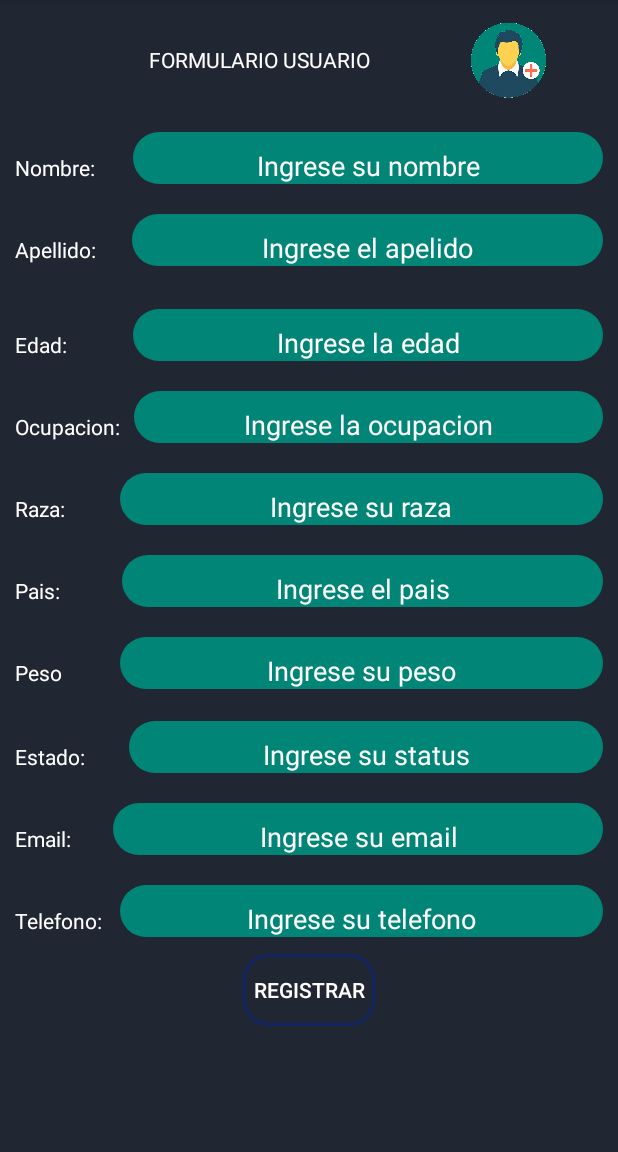
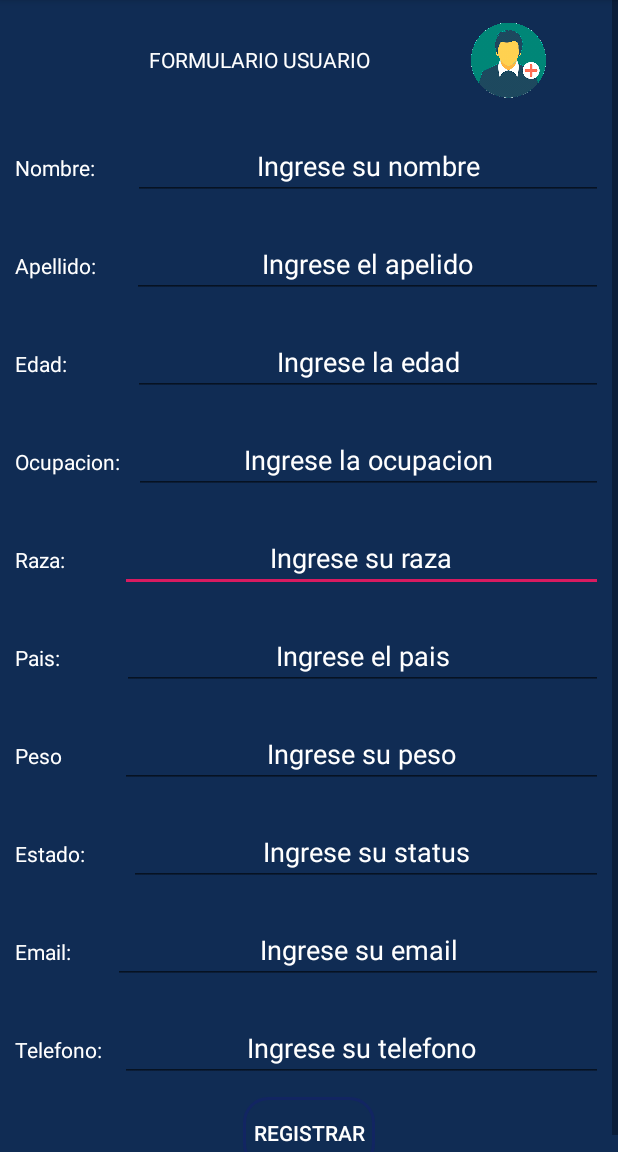
Before and after one commit to n1m0d0/opronquido, an Android app: the screen it shows after launch (formularioUsuario), after a tap on "REGISTRATE", on a phone screen of 412 x 824 dp, the part 84-1236 px from its top. Run offline under Robolectric (Android 15) with nearby library versions, the phone set to English and light mode, and no system bars.

Commit message:
ajustes de interfaz

```diff
--- a/app/src/main/java/ajatic/com/snoreop/configuracion.java
+++ b/app/src/main/java/ajatic/com/snoreop/configuracion.java
@@ -45,9 +45,9 @@ public class configuracion extends AppCompatActivity {
             cursorConfiguracion.moveToFirst();
             tiempos = conexion.tiempoInicial();
             sensibilidad = conexion.sensibilidad();
-            ArrayAdapter<String> adaptadorTiempos = new ArrayAdapter<String>(configuracion.this, android.R.layout.simple_spinner_item, tiempos);
+            ArrayAdapter<String> adaptadorTiempos = new ArrayAdapter<String>(configuracion.this, R.layout.spinner, tiempos);
             spTiempoInicio.setAdapter(adaptadorTiempos);
-            ArrayAdapter<String> adatadorSensibilidad = new ArrayAdapter<String>(configuracion.this, android.R.layout.simple_spinner_item, sensibilidad);
+            ArrayAdapter<String> adatadorSensibilidad = new ArrayAdapter<String>(configuracion.this, R.layout.spinner, sensibilidad);
             spSensibilidad.setAdapter(adatadorSensibilidad);
             int posicionTiempoInicial = Integer.parseInt(cursorConfiguracion.getString(2)) - 1;
             spTiempoInicio.setSelection(posicionTiempoInicial);
--- a/app/src/main/java/ajatic/com/snoreop/monitoreo.java
+++ b/app/src/main/java/ajatic/com/snoreop/monitoreo.java
@@ -165,7 +165,7 @@ public class monitoreo extends AppCompatActivity {
                     //Realizacion de comparacion del valor obtenido en db con el promedio
                     if (promedio <= amplitudeDb) {
                         alertas.add(df.format(amplitudeDb));
-                        ArrayAdapter<String> adaptadorMonitoreo = new ArrayAdapter<String>(monitoreo.this, android.R.layout.simple_spinner_item, alertas);
+                        ArrayAdapter<String> adaptadorMonitoreo = new ArrayAdapter<String>(monitoreo.this, R.layout.listview, alertas);
                         lvMonitoreo.setAdapter(adaptadorMonitoreo);
                         bd conexion = new bd(monitoreo.this);
                         try {
--- a/app/src/main/res/drawable/shape.xml
+++ b/app/src/main/res/drawable/shape.xml
@@ -1,7 +1,7 @@
 <?xml version="1.0" encoding="utf-8"?>
 <shape xmlns:android="http://schemas.android.com/apk/res/android">
     <corners android:radius="36dp"/>
-    <solid android:color="#008577"/>
+    <solid android:color="#102c54"/>
 
     <padding android:left="10dp"
         android:right="10dp"
--- a/app/src/main/res/layout/activity_formulario_usuario.xml
+++ b/app/src/main/res/layout/activity_formulario_usuario.xml
@@ -4,7 +4,7 @@
     xmlns:tools="http://schemas.android.com/tools"
     android:layout_width="match_parent"
     android:layout_height="match_parent"
-    android:background="#202732"
+    android:background="#102c54"
     android:orientation="vertical"
     tools:context=".formularioUsuario">
 
@@ -36,7 +36,7 @@
                     android:layout_weight="2"
                     android:gravity="center"
                     android:text="FORMULARIO USUARIO"
-                    android:textColor="#FFFFFF" />
+                    android:textColor="@color/ColorText" />
 
                 <ImageView
                     android:id="@+id/imageView"
@@ -61,18 +61,18 @@
                     android:layout_height="wrap_content"
                     android:layout_weight="8"
                     android:text="Nombre:"
-                    android:textColor="#FFFFFF" />
+                    android:textColor="@color/ColorText" />
 
                 <EditText
                     android:id="@+id/etNombre"
                     android:layout_width="match_parent"
                     android:layout_height="wrap_content"
                     android:layout_weight="2"
-                    android:background="@drawable/shape"
                     android:gravity="center"
                     android:hint="Ingrese su nombre"
                     android:inputType="textPersonName"
-                    android:textColorHint="#FFFFFF" />
+                    android:textColorHint="#FFFFFF"
+                    android:textColor="@color/ColorText"/>
 
             </LinearLayout>
 
@@ -88,13 +88,12 @@
                     android:layout_width="78dp"
                     android:layout_height="43dp"
                     android:text="Apellido:"
-                    android:textColor="#FFFFFF" />
+                    android:textColor="@color/ColorText" />
 
                 <EditText
                     android:id="@+id/etApellido"
                     android:layout_width="match_parent"
                     android:layout_height="wrap_content"
-                    android:background="@drawable/shape"
                     android:ems="10"
                     android:gravity="center"
                     android:hint="Ingrese el apelido"
@@ -116,14 +115,13 @@
                     android:layout_height="wrap_content"
                     android:layout_weight="8"
                     android:text="Edad:"
-                    android:textColor="#FFFFFF" />
+                    android:textColor="@color/ColorText"/>
 
                 <EditText
                     android:id="@+id/etEdad"
                     android:layout_width="match_parent"
                     android:layout_height="wrap_content"
                     android:layout_weight="2"
-                    android:background="@drawable/shape"
                     android:gravity="center"
                     android:hint="Ingrese la edad"
                     android:inputType="textPersonName"
@@ -144,13 +142,12 @@
                     android:layout_width="79dp"
                     android:layout_height="30dp"
                     android:text="Ocupacion:"
-                    android:textColor="#FFFFFF" />
+                    android:textColor="@color/ColorText" />
 
                 <EditText
                     android:id="@+id/etOcupacion"
                     android:layout_width="match_parent"
                     android:layout_height="wrap_content"
-                    android:background="@drawable/shape"
                     android:ems="10"
                     android:gravity="center"
                     android:hint="Ingrese la ocupacion"
@@ -172,13 +169,12 @@
                     android:layout_width="70dp"
                     android:layout_height="30dp"
                     android:text="Raza:"
-                    android:textColor="#FFFFFF" />
+                    android:textColor="@color/ColorText"/>
 
                 <EditText
                     android:id="@+id/etRaza"
                     android:layout_width="match_parent"
                     android:layout_height="wrap_content"
-                    android:background="@drawable/shape"
                     android:ems="10"
                     android:gravity="center"
                     android:hint="Ingrese su raza"
@@ -200,13 +196,12 @@
                     android:layout_width="71dp"
                     android:layout_height="33dp"
                     android:text="Pais:"
-                    android:textColor="#FFFFFF" />
+                    android:textColor="@color/ColorText"/>
 
                 <EditText
                     android:id="@+id/etPais"
                     android:layout_width="match_parent"
                     android:layout_height="wrap_content"
-                    android:background="@drawable/shape"
                     android:ems="10"
                     android:gravity="center"
                     android:hint="Ingrese el pais"
@@ -226,13 +221,12 @@
                     android:layout_width="70dp"
                     android:layout_height="36dp"
                     android:text="Peso"
-                    android:textColor="#FFFFFF" />
+                    android:textColor="@color/ColorText" />
 
                 <EditText
                     android:id="@+id/etPeso"
                     android:layout_width="match_parent"
                     android:layout_height="wrap_content"
-                    android:background="@drawable/shape"
                     android:ems="10"
                     android:gravity="center"
                     android:hint="Ingrese su peso"
@@ -253,13 +247,12 @@
                     android:layout_width="76dp"
                     android:layout_height="32dp"
                     android:text="Estado:"
-                    android:textColor="#FFFFFF" />
+                    android:textColor="@color/ColorText" />
 
                 <EditText
                     android:id="@+id/etEstatus"
                     android:layout_width="match_parent"
                     android:layout_height="wrap_content"
-                    android:background="@drawable/shape"
                     android:ems="10"
                     android:gravity="center"
                     android:hint="Ingrese su status"
@@ -280,18 +273,18 @@
                     android:layout_width="65dp"
                     android:layout_height="34dp"
                     android:text="Email:"
-                    android:textColor="#FFFFFF" />
+                    android:textColor="@color/ColorText"/>
 
                 <EditText
                     android:id="@+id/etEmail"
                     android:layout_width="match_parent"
                     android:layout_height="wrap_content"
-                    android:background="@drawable/shape"
                     android:ems="10"
                     android:gravity="center"
                     android:hint="Ingrese su email"
                     android:inputType="textPersonName"
-                    android:textColorHint="#FFFFFF" />
+                    android:textColorHint="#FFFFFF"
+                    />
 
             </LinearLayout>
 
@@ -307,13 +300,12 @@
                     android:layout_width="70dp"
                     android:layout_height="36dp"
                     android:text="Telefono:"
-                    android:textColor="#FFFFFF" />
+                    android:textColor="@color/ColorText" />
 
                 <EditText
                     android:id="@+id/etTelefono"
                     android:layout_width="match_parent"
                     android:layout_height="wrap_content"
-                    android:background="@drawable/shape"
                     android:ems="10"
                     android:gravity="center"
                     android:hint="Ingrese su telefono"
--- a/app/src/main/res/layout/activity_monitoreo.xml
+++ b/app/src/main/res/layout/activity_monitoreo.xml
@@ -5,6 +5,7 @@
     android:layout_width="match_parent"
     android:layout_height="match_parent"
     android:orientation="vertical"
+    android:background="@color/ColorBody"
     >
 
     <TextView
@@ -13,7 +14,8 @@
         android:text="@string/monitoreoTitulo"
         android:gravity="center"
         android:layout_marginTop="@dimen/margentitulos"
-        android:textSize="@dimen/tamañotitulo"/>
+        android:textSize="@dimen/tamañotitulo"
+        android:textColor="@color/ColorText"/>
 
     <TextView
         android:layout_width="match_parent"
@@ -22,6 +24,7 @@
         android:layout_gravity="center"
         android:gravity="center"
         android:layout_margin="@dimen/espaciotextos"
+        android:textColor="@color/ColorText"
         />
     <ListView
         android:id="@+id/lvMonitoreo"
```
Also changed, not shown: app/src/main/res/layout/activity_configuracion.xml (+7 -3 lines), app/src/main/res/layout/activity_medicion.xml (+5 -2 lines), app/src/main/res/layout/listview.xml (+6 -5 lines), app/src/main/res/layout/spinner.xml (+10 -6 lines).
